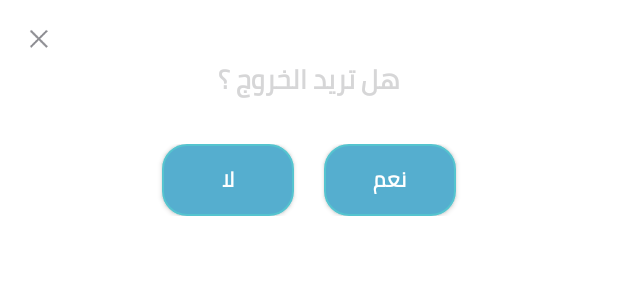
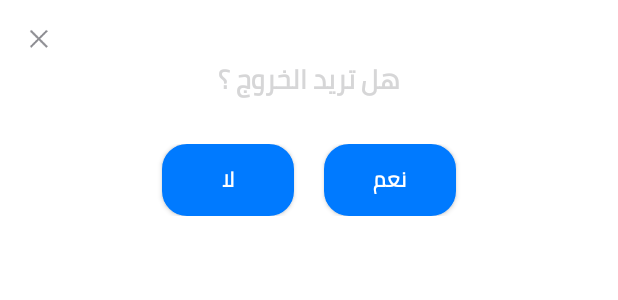
Before and after one commit to WafaaHarbJame/AzimatyApp, an Android app: the layout custome_dialog_exit.xml on its own in the app's theme, with its tools: preview values and no code run, on a phone screen of 412 x 824 dp. Shown: the top 300 px of the screen. Run offline under Robolectric (Android 15) with nearby library versions, the phone set to English and light mode, and no system bars; network calls fail.

Commit message:
13-6-2020

```diff
--- a/app/src/main/res/values/colors.xml
+++ b/app/src/main/res/values/colors.xml
@@ -25,7 +25,7 @@
     <color name="greycity">#707070</color>
     <color name="darkblue">#009688</color>
     <color name="greenavaliable">#4CD964</color>
-    <color name="darkBlue">#55AECF</color>
-    <color name="colorBlue">#55C4CF</color>
+    <color name="darkBlue">#007AFF</color>
+    <color name="colorBlue">#007AFF</color>
 
 </resources>
```
Also changed, not shown: 1 other file.
